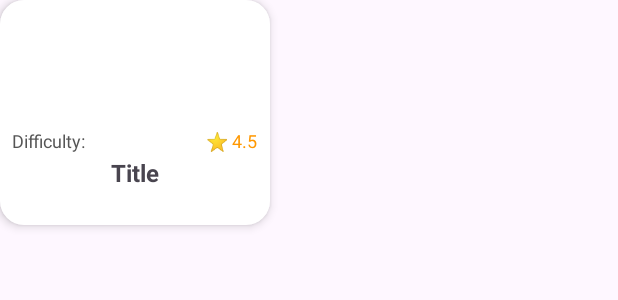
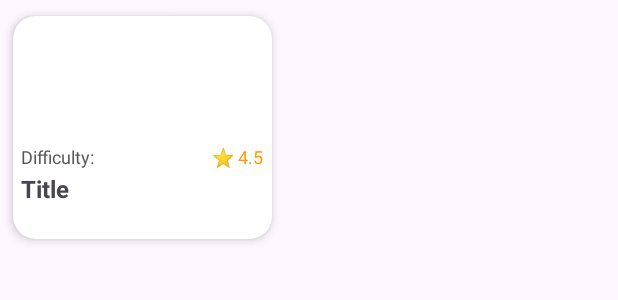
Before and after one commit to Skooma421/AndroidFinal, an Android app: the layout recipe_layout.xml on its own in the app's theme, with its tools: preview values and no code run, on a phone screen of 412 x 824 dp. Shown: the top 300 px of the screen. Run offline under Robolectric (Android 15) with nearby library versions, the phone set to English and light mode, and no system bars.

Commit message:
Updated designs for various pages

```diff
--- a/app/src/main/java/com/example/androidfinal/ui/adapter/MenuAdapter.kt
+++ b/app/src/main/java/com/example/androidfinal/ui/adapter/MenuAdapter.kt
@@ -1,5 +1,6 @@
 package com.example.androidfinal.ui.adapter
 
+import android.annotation.SuppressLint
 import android.view.LayoutInflater
 import android.view.ViewGroup
 import androidx.recyclerview.widget.DiffUtil
@@ -23,13 +24,14 @@ class MenuAdapter : ListAdapter<Recipe, MenuAdapter.MenuViewHolder>(MenuDiffUtil
 
         private lateinit var model: Recipe
 
+        @SuppressLint("SetTextI18n")
         fun bind() {
             model = currentList[adapterPosition]
 
             with(binding) {
                 Glide.with(root.context).load(model.image).into(imageItem)
                 itemTitle.text = model.name
-                difficulty.text = model.difficulty
+                difficulty.text = "Difficulty: ${model.difficulty}"
                 rating.text = model.rating.toString()
                 root.setOnClickListener {
                     onItemClick?.invoke(model.id!!)
--- a/app/src/main/java/com/example/androidfinal/ui/adapter/RecipeAdapter.kt
+++ b/app/src/main/java/com/example/androidfinal/ui/adapter/RecipeAdapter.kt
@@ -1,5 +1,6 @@
 package com.example.androidfinal.ui.adapter
 
+import android.annotation.SuppressLint
 import android.view.LayoutInflater
 import android.view.ViewGroup
 import androidx.recyclerview.widget.DiffUtil
@@ -23,13 +24,14 @@ class RecipeAdapter : ListAdapter<Recipe, RecipeAdapter.RecipeViewHolder>(Recipe
 
         private lateinit var model: Recipe
 
+        @SuppressLint("SetTextI18n")
         fun bind() {
             model = currentList[adapterPosition]
 
             with(binding) {
                 Glide.with(root.context).load(model.image).into(imageItem)
                 itemTitle.text = model.name
-                difficulty.text = model.difficulty
+                difficulty.text = "Difficulty: ${model.difficulty}"
                 rating.text = model.rating.toString()
                 root.setOnClickListener {
                     onItemClick?.invoke(model.id ?: 1)
--- a/app/src/main/res/layout/recipe_layout.xml
+++ b/app/src/main/res/layout/recipe_layout.xml
@@ -1,13 +1,17 @@
 <?xml version="1.0" encoding="utf-8"?>
-<androidx.constraintlayout.widget.ConstraintLayout xmlns:android="http://schemas.android.com/apk/res/android"
+<androidx.cardview.widget.CardView xmlns:android="http://schemas.android.com/apk/res/android"
     xmlns:app="http://schemas.android.com/apk/res-auto"
-    android:layout_width="180dp"
-    android:layout_height="150dp"
-    android:layout_marginBottom="20dp"
-    android:background="@drawable/rounded_corners"
-    android:elevation="4dp"
+    android:layout_width="190dp"
+    android:layout_height="170dp"
+    android:layout_marginBottom="10dp"
+    app:cardBackgroundColor="@color/white"
     app:cardCornerRadius="15dp"
+    app:cardElevation="4dp"
     app:cardUseCompatPadding="true">
+
+    <androidx.constraintlayout.widget.ConstraintLayout
+        android:layout_width="match_parent"
+        android:layout_height="match_parent">
 
         <ImageView
             android:id="@+id/imageItem"
@@ -20,22 +24,10 @@
             app:layout_constraintTop_toTopOf="parent" />
 
         <TextView
-        android:id="@+id/itemTitle"
-        android:layout_width="wrap_content"
-        android:layout_height="wrap_content"
-        android:padding="2dp"
-        android:text="@string/title"
-        android:textSize="16sp"
-        android:textStyle="bold"
-        app:layout_constraintEnd_toEndOf="@id/imageItem"
-        app:layout_constraintStart_toStartOf="@id/imageItem"
-        app:layout_constraintTop_toBottomOf="@id/difficulty" />
-
-    <TextView
             android:id="@+id/difficulty"
             android:layout_width="wrap_content"
             android:layout_height="wrap_content"
-        android:layout_marginStart="8dp"
+            android:layout_marginStart="5dp"
             android:layout_marginTop="5dp"
             android:text="@string/difficulty"
             android:textColor="#555555"
@@ -47,12 +39,24 @@
             android:id="@+id/rating"
             android:layout_width="wrap_content"
             android:layout_height="wrap_content"
-        android:layout_marginEnd="8dp"
+            android:layout_marginEnd="5dp"
             android:text="@string/_4_5"
             android:textColor="#FF9800"
             android:textSize="12sp"
             app:layout_constraintEnd_toEndOf="@id/imageItem"
             app:layout_constraintTop_toTopOf="@id/difficulty" />
 
+        <TextView
+            android:id="@+id/itemTitle"
+            android:layout_width="wrap_content"
+            android:layout_height="wrap_content"
+            android:layout_marginStart="3dp"
+            android:padding="2dp"
+            android:text="@string/title"
+            android:textSize="16sp"
+            android:textStyle="bold"
+            app:layout_constraintStart_toStartOf="@id/imageItem"
+            app:layout_constraintTop_toBottomOf="@id/difficulty" />
 
     </androidx.constraintlayout.widget.ConstraintLayout>
+</androidx.cardview.widget.CardView>
--- a/app/src/main/res/layout/tag_recycler_layout.xml
+++ b/app/src/main/res/layout/tag_recycler_layout.xml
@@ -8,6 +8,6 @@
         android:id="@+id/titleId"
         android:layout_width="100dp"
         android:layout_height="50dp"
-        android:background="@drawable/button_rounded_corners" />
+        android:background="@drawable/tag_recycler_rounded" />
 
 </LinearLayout>
```
Also changed, not shown: app/src/main/res/drawable/tag_recycler_rounded.xml (added, +15 -0 lines), app/src/main/res/layout/fragment_category.xml (+13 -5 lines), app/src/main/res/layout/item_recipe_card.xml (+23 -18 lines). Lines whose indentation alone changed are shown as unchanged.
